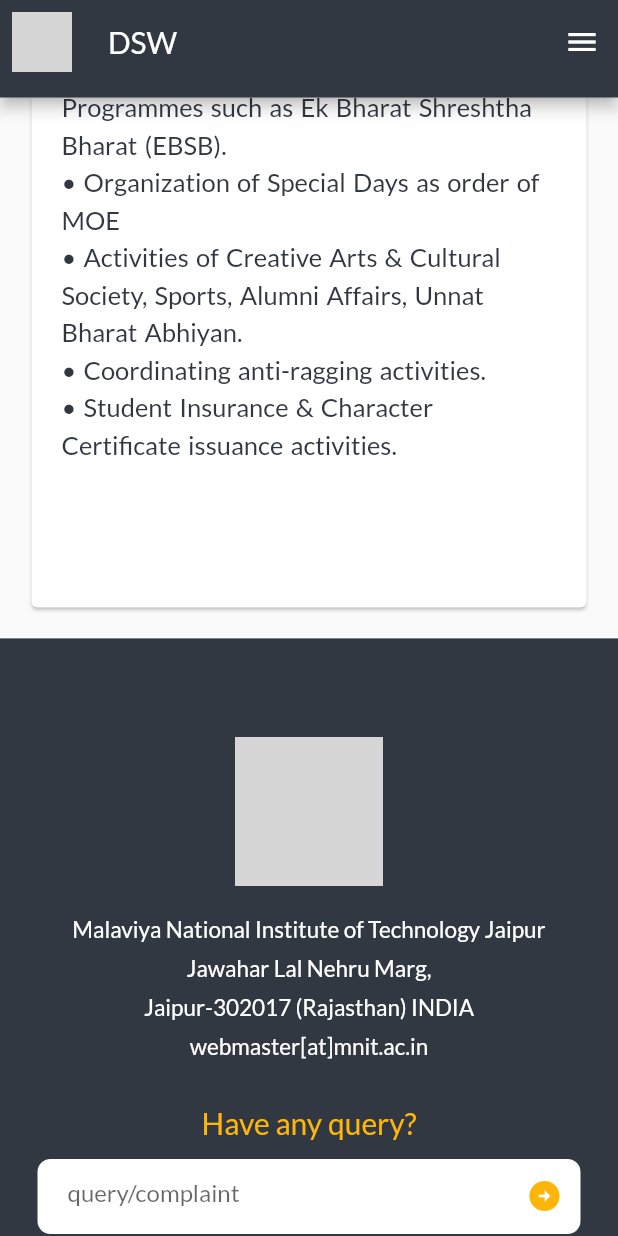
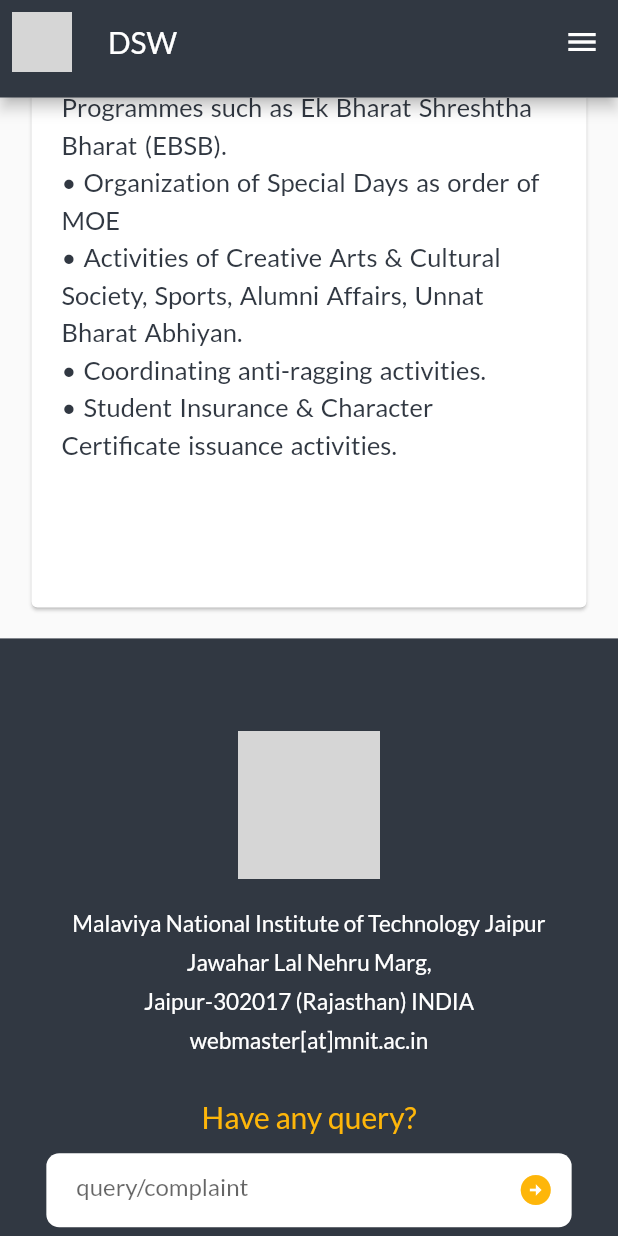
Before and after one commit to MNIT-DSW-APP/DSW-FRONTEND, a Flutter app: the screen it shows after launch, scrolled down 2304 dp, on a phone screen of 412 x 824 dp. Run offline on Flutter 3.47's test engine with Material 2 defaults, Android fonts, the phone set to English and light mode, and no system bars; our stand-ins replace carousel_slider, file_picker, flutter_lorem, font_awesome_flutter, percent_indicator, youtube_player_flutter; missing offline and left inert: rotated_corner_decoration; grey boxes are pictures that could not be loaded.

Commit message:
changes in landing screen

```diff
--- a/lib/screens/landing_screen.dart
+++ b/lib/screens/landing_screen.dart
@@ -15,6 +15,8 @@ class LandingScreen extends StatelessWidget {
 
   @override
   Widget build(BuildContext context) {
+    Size sz = MediaQuery.of(context).size;
+    final currScaleFactor = MediaQuery.of(context).textScaleFactor;
     return SafeArea(
       child: Scaffold(
         appBar: const CustomAppBar(),
@@ -26,7 +28,7 @@ class LandingScreen extends StatelessWidget {
             children: [
               Intro(),
               SizedBox(
-                height: 40,
+                height: sz.height * 0.05,
                 width: MediaQuery.of(context).size.width,
                 child: const DecoratedBox(
                   decoration: BoxDecoration(color: GlobalVariables.customGrey),
@@ -36,13 +38,13 @@ class LandingScreen extends StatelessWidget {
               MagzineCard(),
               const Divider(),
               RichText(
-                text: const TextSpan(
+                text: TextSpan(
                   text: "Student ",
                   style: TextStyle(
                     color: Colors.black,
-                    fontSize: 32,
+                    fontSize: 32 * currScaleFactor,
                   ),
-                  children: [
+                  children: const [
                     TextSpan(
                         text: "Welfare",
                         style: TextStyle(
@@ -57,7 +59,7 @@ class LandingScreen extends StatelessWidget {
               const SizedBox(
                 width: 110,
               ),
-              Footer(),
+              const Footer(),
             ],
           ),
         ),
--- a/lib/widgets/footer.dart
+++ b/lib/widgets/footer.dart
@@ -1,32 +1,31 @@
-// ignore_for_file: prefer_const_constructors
-
 import 'package:dswapp/constants/global_variables.dart';
 import 'package:dswapp/widgets/search_bar.dart';
 import 'package:flutter/material.dart';
 import 'package:font_awesome_flutter/font_awesome_flutter.dart';
 
 class Footer extends StatelessWidget {
-  Footer({Key? key}) : super(key: key);
+  const Footer({Key? key}) : super(key: key);
 
   final Color yel = GlobalVariables.customYellow;
 
   @override
   Widget build(BuildContext context) {
     Size sz = MediaQuery.of(context).size;
+    final currScaleFactor = MediaQuery.of(context).textScaleFactor;
     return Container(
-      decoration: BoxDecoration(
+      decoration: const BoxDecoration(
         color: GlobalVariables.customGrey,
       ),
-      height: sz.height + 35,
+      height: sz.height,
       width: sz.width,
       child: Column(
         children: [
           SizedBox(
-            height: 66,
+            height: sz.height * 0.075,
           ),
-          Container(
-            height: 99,
-            width: 99,
+          SizedBox(
+            height: sz.height * 0.12,
+            width: sz.width * 0.23,
             child: Image.asset("lib/assets/images/Mnit_logo.png"),
           ),
           Padding(
@@ -35,7 +34,7 @@ class Footer extends StatelessWidget {
               "Malaviya National Institute of Technology Jaipur",
               style: TextStyle(
                 color: Colors.white,
-                fontSize: 15,
+                fontSize: 15 * currScaleFactor,
               ),
             ),
           ),
@@ -45,7 +44,7 @@ class Footer extends StatelessWidget {
               "Jawahar Lal Nehru Marg,",
               style: TextStyle(
                 color: Colors.white,
-                fontSize: 15,
+                fontSize: 15 * currScaleFactor,
               ),
             ),
           ),
@@ -55,7 +54,7 @@ class Footer extends StatelessWidget {
               "Jaipur-302017 (Rajasthan) INDIA",
               style: TextStyle(
                 color: Colors.white,
-                fontSize: 15,
+                fontSize: 15 * currScaleFactor,
               ),
             ),
           ),
@@ -63,18 +62,18 @@ class Footer extends StatelessWidget {
             "webmaster[at]mnit.ac.in",
             style: TextStyle(
               color: Colors.white,
-              fontSize: 15,
+              fontSize: 15 * currScaleFactor,
             ),
           ),
-          SizedBox(height: 30),
+          SizedBox(height: sz.height * 0.037),
           Text(
             "Have any query?",
-            style: TextStyle(color: yel, fontSize: 20),
+            style: TextStyle(color: yel, fontSize: 20 * currScaleFactor),
             textAlign: TextAlign.left,
           ),
-          SearchBar(),
+          const SearchBar(),
           SizedBox(
-            height: 20,
+            height: sz.height * 0.025,
           ),
           Divider(
             color: yel,
@@ -84,50 +83,46 @@ class Footer extends StatelessWidget {
             child: Row(
               mainAxisAlignment: MainAxisAlignment.spaceBetween,
               children: [
-                Icon(
-                  Icons.facebook_outlined,
-                  color: yel,
-                  size: 40,
+                SocialMediaIcon(
+                  yel: yel,
+                  iconData: Icons.facebook_outlined,
                 ),
-                Icon(
-                  FontAwesomeIcons.linkedin,
-                  color: yel,
-                  size: 32,
+                SocialMediaIcon(
+                  yel: yel,
+                  iconData: FontAwesomeIcons.linkedin,
                 ),
-                Icon(
-                  FontAwesomeIcons.twitter,
-                  color: yel,
-                  size: 32,
+                SocialMediaIcon(
+                  yel: yel,
+                  iconData: FontAwesomeIcons.twitter,
                 ),
-                Icon(
-                  FontAwesomeIcons.youtube,
-                  color: yel,
-                  size: 32,
+                SocialMediaIcon(
+                  yel: yel,
+                  iconData: FontAwesomeIcons.youtube,
                 ),
-                Icon(
-                  FontAwesomeIcons.instagram,
-                  color: yel,
-                  size: 32,
+                SocialMediaIcon(
+                  yel: yel,
+                  iconData: FontAwesomeIcons.instagram,
                 ),
               ],
             ),
           ),
           Padding(
-            padding: const EdgeInsets.only(top: 30, left: 50, right: 50),
+            padding:
+                EdgeInsets.only(top: sz.height * 0.03, left: 50, right: 50),
             child: Row(
               children: [
                 Text(
                   "Visit - ",
                   style: TextStyle(
                     color: yel,
-                    fontSize: 20,
+                    fontSize: 20 * currScaleFactor,
                   ),
                 ),
                 Text(
                   "mnit.ac.in | mniterp.org",
                   style: TextStyle(
                     color: Colors.white,
-                    fontSize: 20,
+                    fontSize: 20 * currScaleFactor,
                     fontWeight: FontWeight.w500,
                   ),
                 )
@@ -149,7 +144,7 @@ class Footer extends StatelessWidget {
                     "dswmnitj@mnit.ac.in",
                     style: TextStyle(
                         color: Colors.white,
-                        fontSize: 18,
+                        fontSize: 18 * currScaleFactor,
                         fontWeight: FontWeight.w300),
                   ),
                 ),
@@ -171,22 +166,42 @@ class Footer extends StatelessWidget {
                     "+0123-456-780, +123-456-787",
                     style: TextStyle(
                         color: Colors.white,
-                        fontSize: 18,
+                        fontSize: 18 * currScaleFactor,
                         fontWeight: FontWeight.w300),
                   ),
                 ),
               ],
             ),
           ),
-          SizedBox(
+          const SizedBox(
             height: 15,
           ),
           FloatingActionButton(
             onPressed: (() {}),
-            child: Icon(Icons.arrow_upward_outlined),
+            child: const Icon(Icons.arrow_upward_outlined),
           ),
         ],
       ),
     );
   }
 }
+
+class SocialMediaIcon extends StatelessWidget {
+  const SocialMediaIcon({
+    Key? key,
+    required this.yel,
+    required this.iconData,
+  }) : super(key: key);
+
+  final Color yel;
+  final IconData iconData;
+
+  @override
+  Widget build(BuildContext context) {
+    return Icon(
+      iconData,
+      color: yel,
+      size: MediaQuery.of(context).size.height * 0.04,
+    );
+  }
+}
--- a/lib/widgets/intro.dart
+++ b/lib/widgets/intro.dart
@@ -15,10 +15,11 @@ class Intro extends StatelessWidget {
 
   @override
   Widget build(BuildContext context) {
+    final currScaleFactor = MediaQuery.of(context).textScaleFactor;
     Size sz = MediaQuery.of(context).size;
     return Container(
       padding: EdgeInsets.all(15),
-      height: sz.height - 40.0,
+      height: sz.height * 0.95,
       width: sz.width,
       decoration: BoxDecoration(
         image: DecorationImage(
@@ -33,18 +34,18 @@ class Intro extends StatelessWidget {
             "Dean Student's Welfare",
             style: TextStyle(
               color: Colors.white,
-              fontSize: 45,
+              fontSize: 45 * currScaleFactor,
             ),
             textAlign: TextAlign.center,
           ),
           SizedBox(
-            height: 40,
+            height: sz.height * 0.05,
           ),
           Text(
             info,
             style: TextStyle(
               color: Colors.white,
-              fontSize: 18,
+              fontSize: 18 * currScaleFactor,
               fontWeight: FontWeight.w300,
               wordSpacing: 1.8,
               letterSpacing: 1.5,
@@ -53,18 +54,21 @@ class Intro extends StatelessWidget {
             textAlign: TextAlign.center,
           ),
           SizedBox(
-            height: 65,
+            height: sz.height * 0.069,
           ),
           ElevatedButton(
             style: ElevatedButton.styleFrom(
                 primary: GlobalVariables.customYellow,
-                padding: EdgeInsets.symmetric(horizontal: 25, vertical: 9)),
+                padding: EdgeInsets.symmetric(
+                  horizontal: 25,
+                  vertical: 15,
+                )),
             onPressed: () {
               Navigator.of(context).pushNamed(AboutDSWScreen.routeName);
             },
             child: Text(
               "Know More",
-              style: TextStyle(fontSize: 20),
+              style: TextStyle(fontSize: 20 * currScaleFactor),
             ),
           ),
         ],
--- a/lib/widgets/search_bar.dart
+++ b/lib/widgets/search_bar.dart
@@ -10,8 +10,8 @@ class SearchBar extends StatelessWidget {
       margin: const EdgeInsets.only(
         top: 12,
       ),
-      width: sz.width - 50,
-      height: 50,
+      width: sz.width * 0.85,
+      height: sz.height * 0.06,
       decoration: BoxDecoration(
         color: Colors.white,
         borderRadius: BorderRadius.circular(8.6),
```
